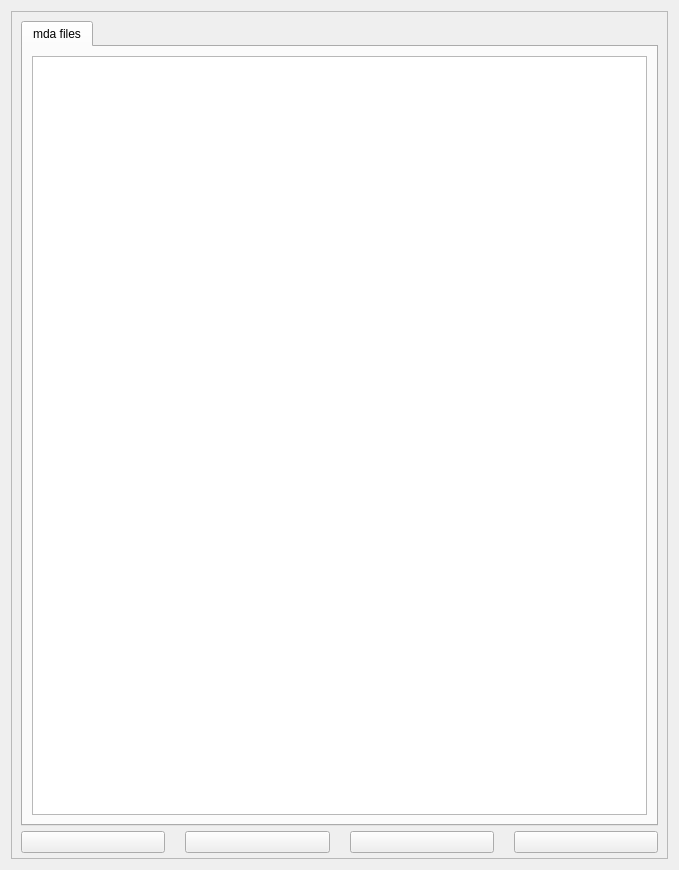
Qt form mdaviz/resources/mda_folder_table_view.ui (BCDA-APS/mdaviz) before a commit.
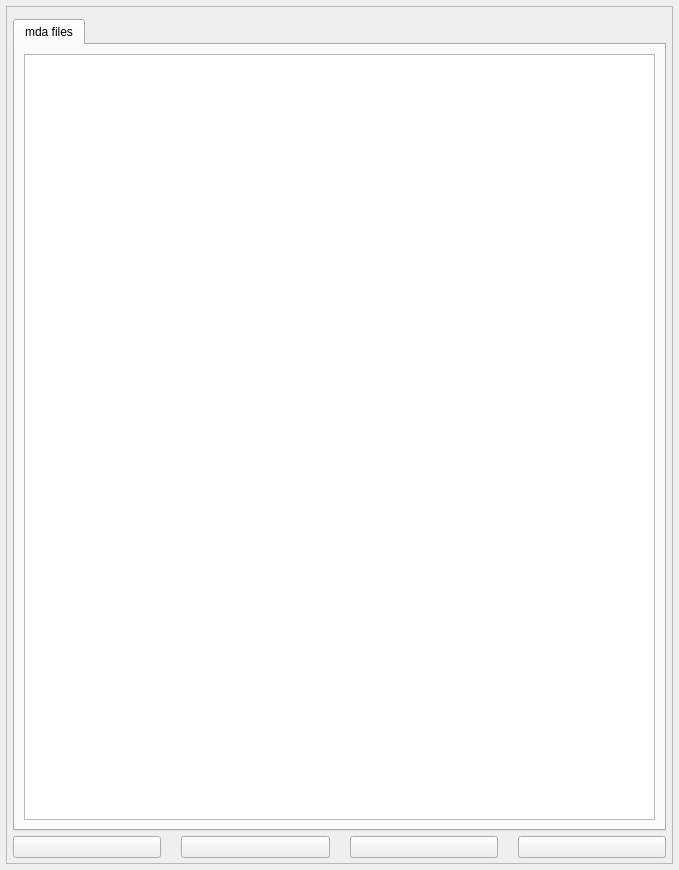
The same form after that commit. Icons and pictures are not drawn.

Commit message: # 67 rearange UIs and reduce margins

Diff of the .ui file:
```diff
--- a/mdaviz/resources/mda_folder_table_view.ui
+++ b/mdaviz/resources/mda_folder_table_view.ui
@@ -14,6 +14,18 @@
    <string>Form</string>
   </property>
   <layout class="QVBoxLayout" name="verticalLayout_2">
+   <property name="leftMargin">
+    <number>6</number>
+   </property>
+   <property name="topMargin">
+    <number>6</number>
+   </property>
+   <property name="rightMargin">
+    <number>6</number>
+   </property>
+   <property name="bottomMargin">
+    <number>6</number>
+   </property>
    <item>
     <widget class="QScrollArea" name="scrollArea">
      <property name="widgetResizable">
@@ -24,14 +36,23 @@
        <rect>
         <x>0</x>
         <y>0</y>
-        <width>653</width>
-        <height>844</height>
+        <width>665</width>
+        <height>856</height>
        </rect>
       </property>
       <layout class="QVBoxLayout" name="verticalLayout">
        <property name="spacing">
         <number>5</number>
        </property>
+       <property name="leftMargin">
+        <number>6</number>
+       </property>
+       <property name="topMargin">
+        <number>12</number>
+       </property>
+       <property name="rightMargin">
+        <number>6</number>
+       </property>
        <property name="bottomMargin">
         <number>5</number>
        </property>
```
The commit also changes 3 other files.
